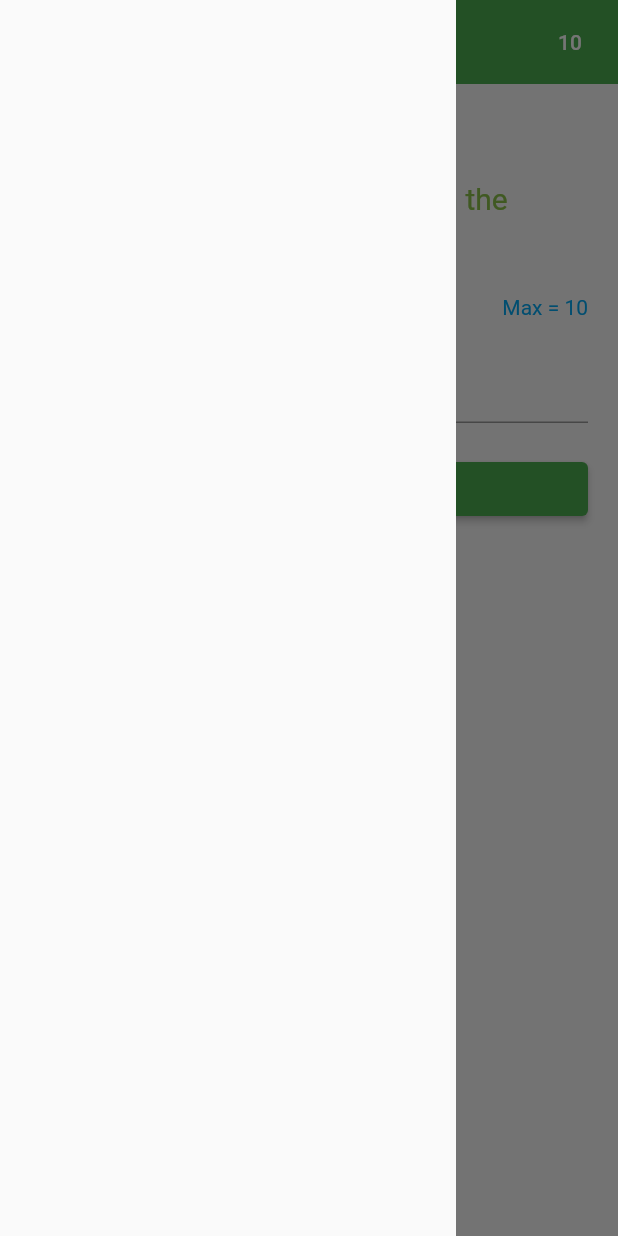
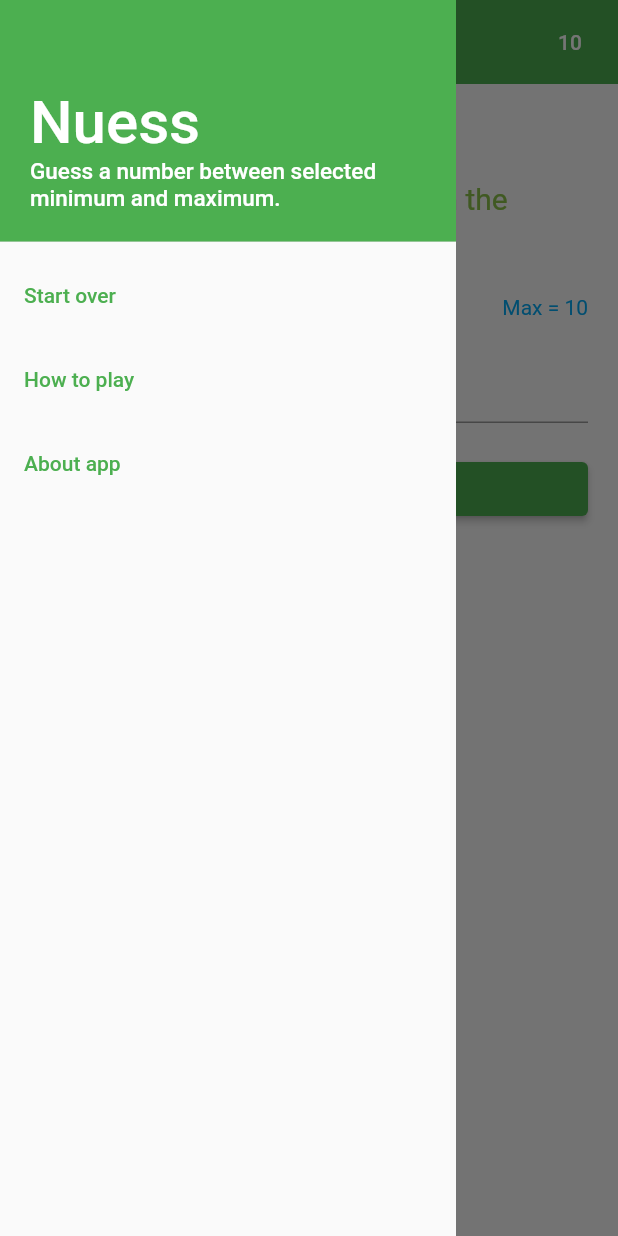
Before and after one commit to BlackIQ/neuss, a Flutter app: the screen it shows after launch, with the side drawer open, on a phone screen of 412 x 824 dp. Run offline on Flutter 3.47's test engine with Material 2 defaults, Android fonts, the phone set to English and light mode, and no system bars; our stand-ins replace google_fonts; Roboto replaces fonts that are missing (Itim).

Commit message:
Add drawer

```diff
--- a/lib/app/screens/home.dart
+++ b/lib/app/screens/home.dart
@@ -165,8 +165,65 @@ class _HomeScreenState extends State<HomeScreen> {
         elevation: 0,
         centerTitle: true,
       ),
-      drawer: const Drawer(
+      drawer: Drawer(
         elevation: 0,
+        child: ListView(
+          children: <Widget>[
+            DrawerHeader(
+              padding: const EdgeInsets.all(20),
+              decoration: const BoxDecoration(
+                color: Colors.green,
+              ),
+              child: Column(
+                crossAxisAlignment: CrossAxisAlignment.start,
+                mainAxisAlignment: MainAxisAlignment.end,
+                children: const <Widget>[
+                  Text(
+                    'Nuess',
+                    style: TextStyle(
+                      color: Colors.white,
+                      fontSize: 40,
+                    ),
+                  ),
+                  Text(
+                    'Guess a number between selected minimum and maximum.',
+                    style: TextStyle(
+                      color: Colors.white,
+                      fontSize: 15,
+                    ),
+                  ),
+                ],
+              ),
+            ),
+            ListTile(
+              title: const Text(
+                'Start over',
+                style: TextStyle(
+                  color: Colors.green,
+                ),
+              ),
+              onTap: () {},
+            ),
+            ListTile(
+              title: const Text(
+                'How to play',
+                style: TextStyle(
+                  color: Colors.green,
+                ),
+              ),
+              onTap: () {},
+            ),
+            ListTile(
+              title: const Text(
+                'About app',
+                style: TextStyle(
+                  color: Colors.green,
+                ),
+              ),
+              onTap: () {},
+            ),
+          ],
+        ),
       ),
       body: SingleChildScrollView(
         padding: const EdgeInsets.all(20),
```
